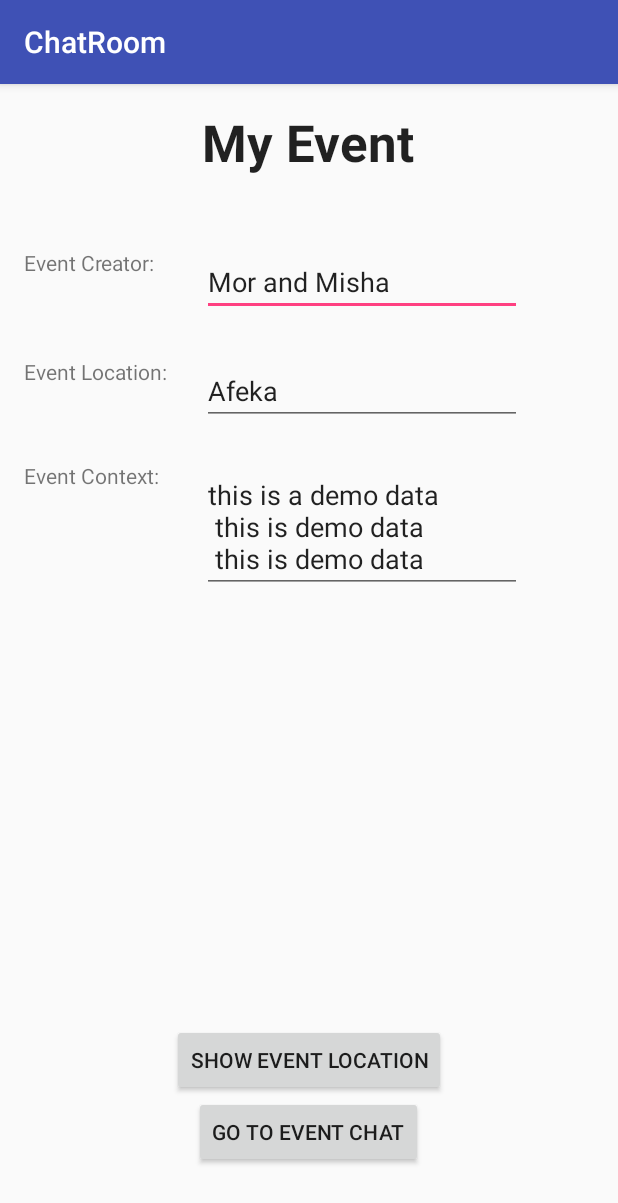
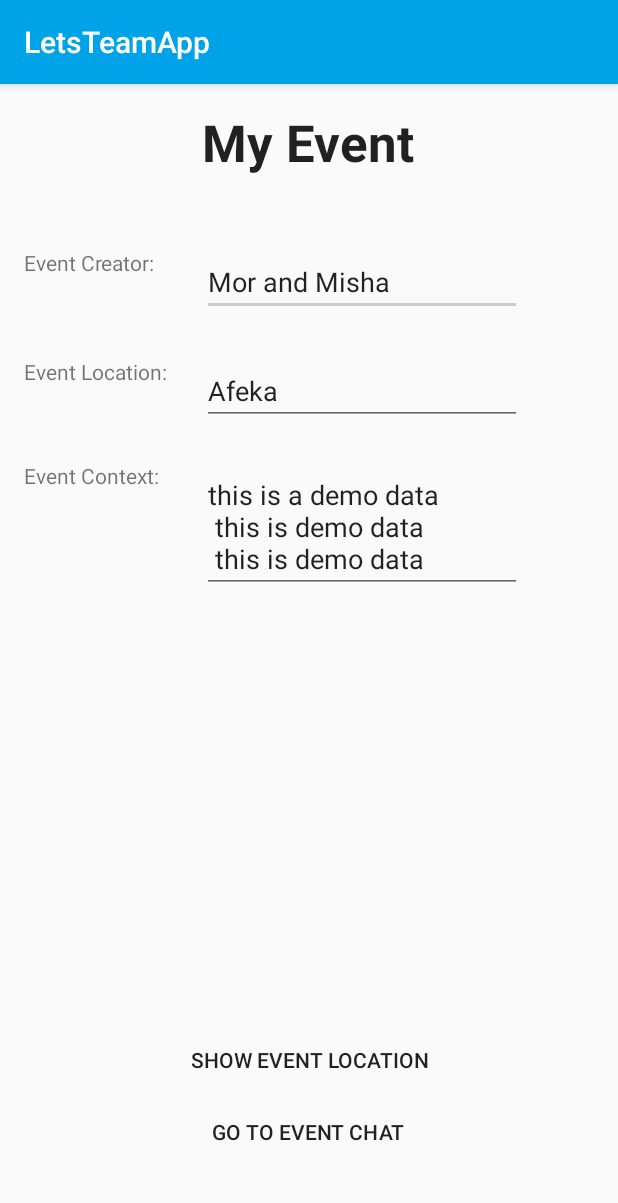
Before and after one commit to MishaLazar/LetsTeamApp, an Android app: the EventContext screen opened directly, with no data from a screen before it, on a phone screen of 412 x 824 dp. Shown: the top 1203 px of the screen. Run offline under Robolectric (Android 15) with nearby library versions, the phone set to English and light mode, and no system bars.

Commit message:
style color and button

```diff
--- a/app/src/main/res/layout/activity_event_context.xml
+++ b/app/src/main/res/layout/activity_event_context.xml
@@ -84,16 +84,20 @@
         android:layout_height="wrap_content"
         android:text="Go To Event Chat"
         android:id="@+id/btnOpenChat"
+        android:theme="@style/MyButton"
         android:layout_marginBottom="29dp"
         android:layout_alignParentBottom="true"
-        android:layout_centerHorizontal="true" />
+        android:layout_centerHorizontal="true"
+        style="@style/Widget.AppCompat.Button.Borderless"/>
 
     <Button
         android:layout_width="wrap_content"
         android:layout_height="wrap_content"
         android:text="Show Event Location"
+        android:theme="@style/MyButton"
         android:id="@+id/btnShowEventLocation"
         android:layout_above="@+id/btnOpenChat"
-        android:layout_centerHorizontal="true" />
+        android:layout_centerHorizontal="true"
+        style="@style/Widget.AppCompat.Button.Borderless"/>
 
 </RelativeLayout>
--- a/app/src/main/res/values/colors.xml
+++ b/app/src/main/res/values/colors.xml
@@ -4,6 +4,7 @@
     <color name="colorPrimaryDark">#303F9F</color>
     <color name="colorAccent">#FF4081</color>
     <color name="mainAppColorPrimer">#00a2e8</color>
+    <color name="mainAppColorPrimerDark">#0083e8</color>
     <color name="mainAppColorSecondary">#ffffff</color>
     <color name="HeaderOne">#000000</color>
     <color name="HeaderTwo">#cccccc</color>
--- a/app/src/main/res/values/strings.xml
+++ b/app/src/main/res/values/strings.xml
@@ -1,5 +1,5 @@
 <resources>
-    <string name="app_name">ChatRoom</string>
+    <string name="app_name">LetsTeamApp</string>
     <string name="title_activity_maps">Map</string>
     <string name="title_activity_login">Sign in</string>
 
--- a/app/src/main/res/values/styles.xml
+++ b/app/src/main/res/values/styles.xml
@@ -3,9 +3,9 @@
     <!-- Base application theme. -->
     <style name="AppTheme" parent="Theme.AppCompat.Light.DarkActionBar">
         <!-- Customize your theme here. -->
-        <item name="colorPrimary">@color/colorPrimary</item>
-        <item name="colorPrimaryDark">@color/colorPrimaryDark</item>
-        <item name="colorAccent">@color/colorAccent</item>
+        <item name="colorPrimary">@color/mainAppColorPrimer</item>
+        <item name="colorPrimaryDark">@color/mainAppColorPrimerDark</item>
+        <item name="colorAccent">@color/HeaderTwo</item>
     </style>
 
     <style name="AppTheme.NoActionBar">
@@ -13,6 +13,10 @@
         <item name="windowNoTitle">true</item>
     </style>
 
+    <style name="MyButton" parent="Theme.AppCompat.Light">
+        <item name="colorControlHighlight">@color/mainAppColorPrimer</item>
+    </style>
+
     <style name="AppTheme.AppBarOverlay" parent="ThemeOverlay.AppCompat.Dark.ActionBar" />
 
     <style name="AppTheme.PopupOverlay" parent="ThemeOverlay.AppCompat.Light" />
```
